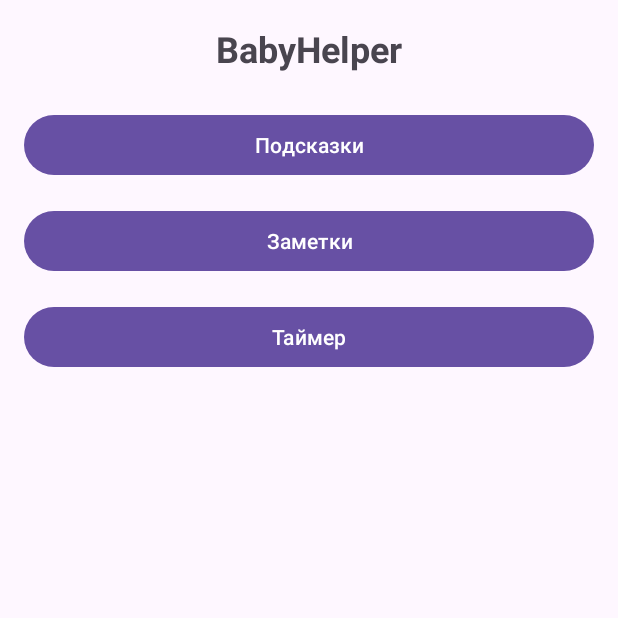
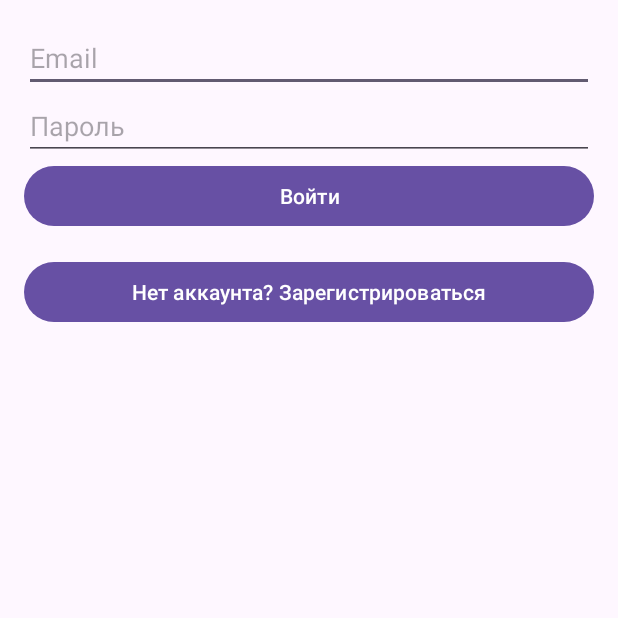
Before and after one commit to Dvenadcat12/Baby-Helper, an Android app: the screen it shows after launch (MainActivity before the commit, LoginActivity after it), on a phone screen of 412 x 824 dp, the top half of it. Run offline under Robolectric (Android 15) with nearby library versions, the phone set to English and light mode, and no system bars; our stand-ins replace Firebase (no records; nobody signed in at launch, a user with empty details on screens opened directly).

Commit message:
added page of registration and login with database

```diff
--- a/app/src/main/AndroidManifest.xml
+++ b/app/src/main/AndroidManifest.xml
@@ -14,6 +14,8 @@
         <activity android:name=".NotesActivity"/>
         <activity android:name=".TimerActivity"/>
         <activity android:name=".TipsActivity"/>
+        <activity android:name=".LoginActivity"/>
+        <activity android:name=".RegisterActivity"/>
         <activity
             android:name=".MainActivity"
             android:exported="true">
--- /dev/null
+++ b/app/src/main/java/com/example/babyhelper/LoginActivity.kt
@@ -0,0 +1,52 @@
+package com.example.babyhelper
+
+import android.content.Intent
+import android.os.Bundle
+import android.widget.Button
+import android.widget.EditText
+import android.widget.Toast
+import androidx.appcompat.app.AppCompatActivity
+import com.google.firebase.auth.FirebaseAuth
+
+class LoginActivity : AppCompatActivity() {
+
+    private lateinit var auth: FirebaseAuth
+
+    override fun onCreate(savedInstanceState: Bundle?) {
+        super.onCreate(savedInstanceState)
+        setContentView(R.layout.activity_login)
+
+        auth = FirebaseAuth.getInstance()
+
+        val emailField = findViewById<EditText>(R.id.emailLogin)
+        val passwordField = findViewById<EditText>(R.id.passwordLogin)
+        val loginButton = findViewById<Button>(R.id.loginButton)
+
+        loginButton.setOnClickListener {
+            val email = emailField.text.toString()
+            val password = passwordField.text.toString()
+
+            if (email.isNotEmpty() && password.isNotEmpty()) {
+                auth.signInWithEmailAndPassword(email, password)
+                    .addOnCompleteListener(this) { task ->
+                        if (task.isSuccessful) {
+                            Toast.makeText(this, "Вход выполнен!", Toast.LENGTH_SHORT).show()
+                            startActivity(Intent(this, MainActivity::class.java))
+                            finish()
+                        } else {
+                            Toast.makeText(this, "Ошибка: ${task.exception?.message}", Toast.LENGTH_SHORT).show()
+                        }
+                    }
+            } else {
+                Toast.makeText(this, "Введите email и пароль", Toast.LENGTH_SHORT).show()
+            }
+        }
+
+        val goToRegisterButton = findViewById<Button>(R.id.goToRegisterButton)
+        goToRegisterButton.setOnClickListener {
+            startActivity(Intent(this, RegisterActivity::class.java))
+            finish()
+        }
+
+    }
+}
--- a/app/src/main/java/com/example/babyhelper/MainActivity.kt
+++ b/app/src/main/java/com/example/babyhelper/MainActivity.kt
@@ -4,11 +4,26 @@ import android.content.Intent
 import android.os.Bundle
 import android.widget.Button
 import androidx.appcompat.app.AppCompatActivity
+import com.google.firebase.auth.FirebaseAuth
 
 class MainActivity : AppCompatActivity() {
 
+    private lateinit var auth: FirebaseAuth
+
     override fun onCreate(savedInstanceState: Bundle?) {
         super.onCreate(savedInstanceState)
+
+        auth = FirebaseAuth.getInstance()
+
+        // Проверяем, вошёл ли пользователь
+        if (auth.currentUser == null) {
+            // Пользователь не авторизован → открываем экран входа
+            startActivity(Intent(this, LoginActivity::class.java))
+            finish() // закрываем MainActivity
+            return
+        }
+
+        // Пользователь уже вошёл → показываем главную страницу приложения
         setContentView(R.layout.activity_main)
 
         findViewById<Button>(R.id.buttonTips).setOnClickListener {
--- /dev/null
+++ b/app/src/main/res/layout/activity_login.xml
@@ -0,0 +1,35 @@
+<?xml version="1.0" encoding="utf-8"?>
+<LinearLayout
+    xmlns:android="http://schemas.android.com/apk/res/android"
+    android:orientation="vertical"
+    android:padding="16dp"
+    android:layout_width="match_parent"
+    android:layout_height="match_parent">
+
+    <EditText
+        android:id="@+id/emailLogin"
+        android:hint="Email"
+        android:inputType="textEmailAddress"
+        android:layout_width="match_parent"
+        android:layout_height="wrap_content"/>
+
+    <EditText
+        android:id="@+id/passwordLogin"
+        android:hint="Пароль"
+        android:inputType="textPassword"
+        android:layout_width="match_parent"
+        android:layout_height="wrap_content"/>
+
+    <Button
+        android:id="@+id/loginButton"
+        android:text="Войти"
+        android:layout_width="match_parent"
+        android:layout_height="wrap_content"/>
+
+    <Button
+        android:id="@+id/goToRegisterButton"
+        android:text="Нет аккаунта? Зарегистрироваться"
+        android:layout_width="match_parent"
+        android:layout_height="wrap_content"
+        android:layout_marginTop="16dp"/>
+</LinearLayout>
```
Also changed, not shown: app/build.gradle.kts (+3 -5 lines), app/src/main/java/com/example/babyhelper/RegisterActivity.kt (added, +52 -0 lines), app/src/main/res/layout/activity_register.xml (added, +35 -0 lines), gradle/libs.versions.toml (+8 -1 lines), 1 other file.
